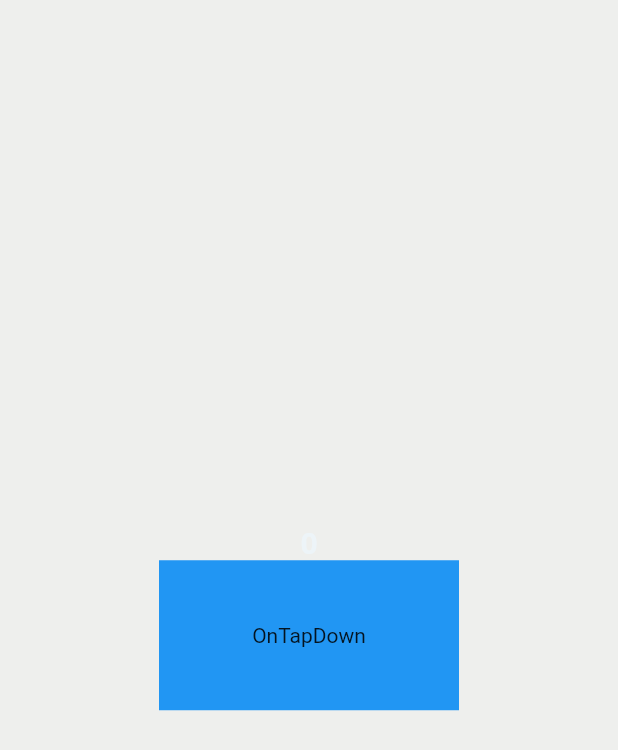
After one commit to NiltonFirmino/masterclass_flutterando, a Flutter app: the ComponentizeGesturePage screen opened by its route, on a phone screen of 412 x 824 dp. The commit adds this screen. Shown: the top 750 px of the screen. Run offline on Flutter 3.47's test engine with Material 2 defaults, Android fonts, the phone set to English and light mode, and no system bars; our stand-ins replace connectivity_plus, dio, flutter_svg, shared_preferences; accounts and stored records are empty; network calls fail; Roboto replaces fonts that are missing (Poppins).

Commit message:
feat_playground

```diff
--- /dev/null
+++ b/lib/app/flutter_playground/componentize_gesture_example/componentize_gesture_page.dart
@@ -0,0 +1,46 @@
+import 'package:flutter/material.dart';
+
+import '../../../core/theme/text_theme.dart';
+import 'componentize_gesture_store.dart';
+import 'gesture_component.dart';
+
+class ComponentizeGesturePage extends StatefulWidget {
+  const ComponentizeGesturePage({Key? key}) : super(key: key);
+
+  @override
+  State<ComponentizeGesturePage> createState() =>
+      _ComponentizeGesturePageState();
+}
+
+class _ComponentizeGesturePageState extends State<ComponentizeGesturePage> {
+  final ComponentizeGestureStore controller = ComponentizeGestureStore();
+  final MyGesture myGesture = MyGesture();
+
+  @override
+  void initState() {
+    super.initState();
+    controller.addListener(() {
+      setState(() {});
+    });
+  }
+
+  @override
+  Widget build(BuildContext context) {
+    int value = controller.value;
+    return Scaffold(
+      body: Center(
+        child: Column(
+          mainAxisAlignment: MainAxisAlignment.center,
+          children: [
+            Text(
+              value.toString(),
+              style: darkTextTheme.headline1,
+            ),
+
+            myGesture.myGestureDetector(controller.increment),
+          ],
+        ),
+      ),
+    );
+  }
+}
--- /dev/null
+++ b/lib/app/flutter_playground/componentize_gesture_example/componentize_gesture_store.dart
@@ -0,0 +1,12 @@
+import 'package:flutter/material.dart';
+
+class ComponentizeGestureStore extends ChangeNotifier {
+
+  int value = 0;
+
+  increment() {
+    value++;
+    notifyListeners();
+    return value;
+  }
+}
--- /dev/null
+++ b/lib/app/flutter_playground/componentize_gesture_example/gesture_component.dart
@@ -0,0 +1,42 @@
+import 'dart:async';
+
+import 'package:flutter/material.dart';
+
+class MyGesture {
+
+
+  // final myOnTapDown = <void Function()>[];
+
+  Timer? _timer;
+
+  GestureDetector myGestureDetector(Function function) {
+    return GestureDetector(
+      onTapDown: (details) {
+        //myOnTapDown.add(function);
+        _timer = Timer.periodic( const Duration(milliseconds:200), (timer) {
+        //  myOnTapDown[0]();
+        function();
+        });
+      },
+
+      onTapUp: (details) {
+        _timer?.cancel();
+        // myOnTapDown.clear();
+      },
+
+      onTapCancel: () {
+        _timer?.cancel();
+        // myOnTapDown.clear();
+      },
+
+      child: Container(
+        color: Colors.blue,
+        width: 200,
+        height: 100,
+        child: const Center(
+          child: Text('OnTapDown'),
+        ),
+      ),
+    );
+  }
+}
--- a/lib/app/flutter_playground/playground_page.dart
+++ b/lib/app/flutter_playground/playground_page.dart
@@ -15,6 +15,7 @@ class _PlaygroundPageState extends State<PlaygroundPage> {
   Widget build(BuildContext context) {
     List exercises = [
       'Exemplo Simples BottomBAr',
+      'Componentizando gestureDetector',
     ];
 
     return Scaffold(
--- a/lib/app/home_page/home_body_widget.dart
+++ b/lib/app/home_page/home_body_widget.dart
@@ -17,7 +17,7 @@ class _HomePageState extends State<HomePage> {
           title: 'Playground - Flutter',
           content: 'Ambiente destinado a testes e estudos em geral, contendo exemplos de widgets e layouts',
           image: 'materialtoys',
-          qtoExercises: '1',
+          qtoExercises: '2',
           url: '/playground',
         ),
          MyCard(
--- a/lib/core/routes/routes.dart
+++ b/lib/core/routes/routes.dart
@@ -14,6 +14,7 @@ import '../../app/exercises/mockups/mockup_getyoumonet/getyoumonet_page.dart';
 import '../../app/exercises/mockups/mockup_tinder/tinder_page.dart';
 import '../../app/exercises/mockups/mockups_page.dart';
 import '../../app/flutter_playground/bottombar_example/bottombar_page.dart';
+import '../../app/flutter_playground/componentize_gesture_example/componentize_gesture_page.dart';
 import '../../app/flutter_playground/playground_page.dart';
 import '../../app/splash_page/splash_page.dart';
 
@@ -39,6 +40,8 @@ var myRoutes = <String, WidgetBuilder>{
   //Playground
   '/playground': (context) => const PlaygroundPage(),
   '/playground0': (context) => const MyBottomBarExample(),
+  '/playground1': (context) => const ComponentizeGesturePage(),
+
 
   //Design Patterns I
   '/1patterns': (context) => const DesignPatterns1Page(),
```
Also changed, not shown: 1 other file.
